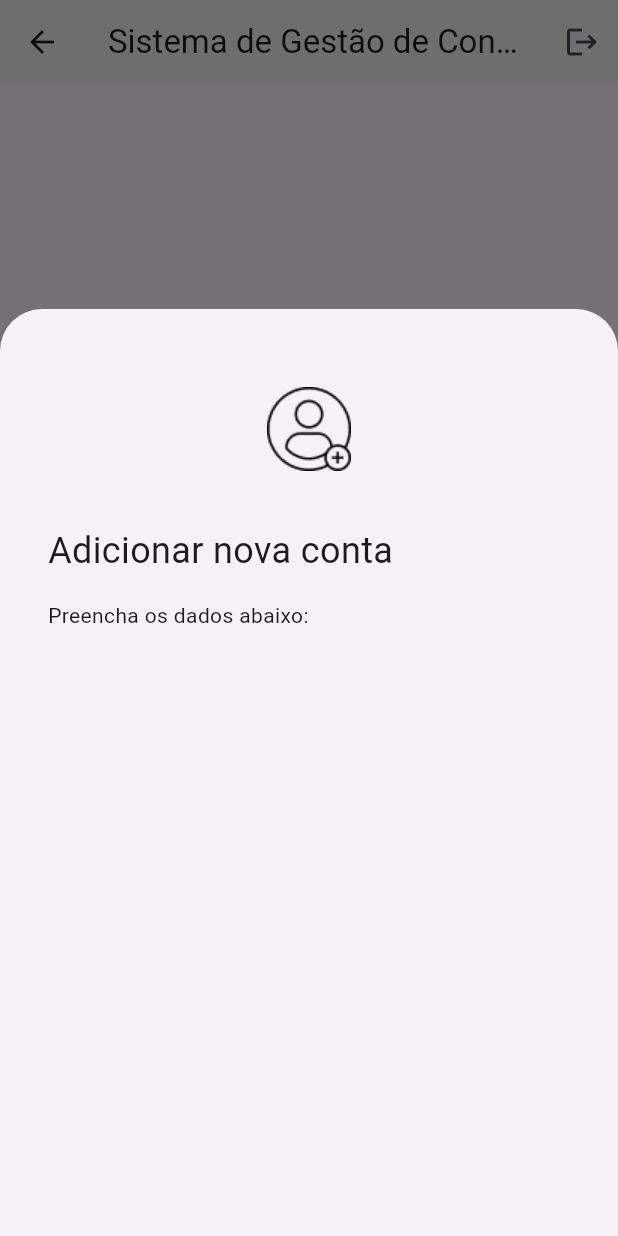
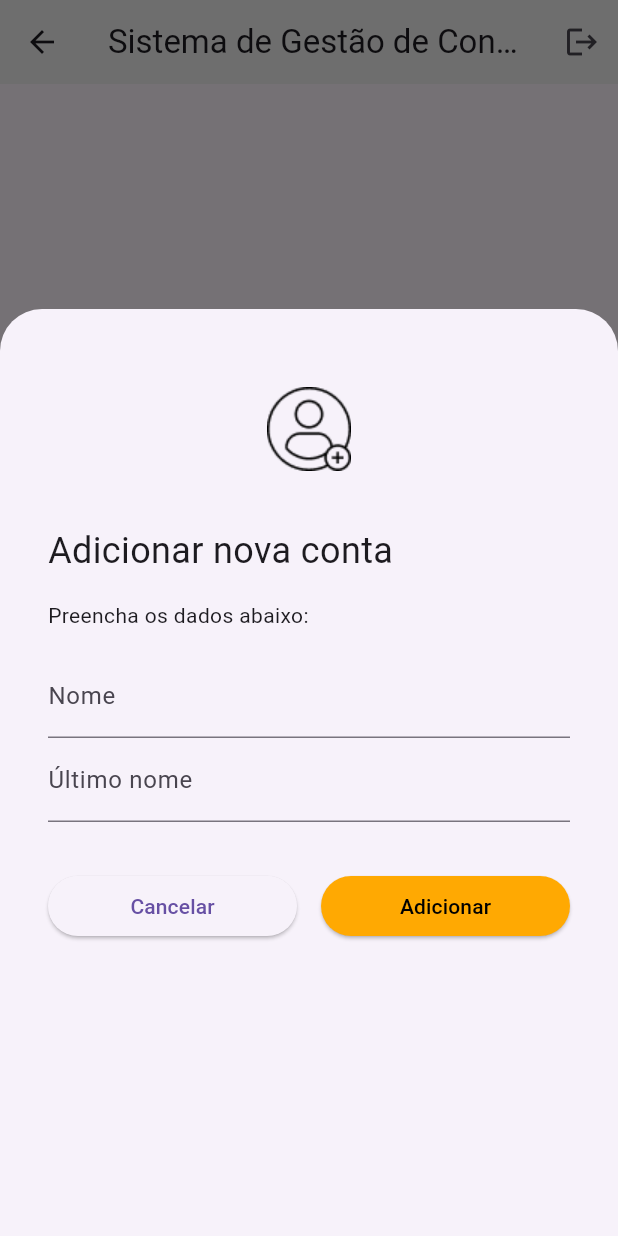
Before and after one commit to ricarthlima/dart_flutter_ahead, a Flutter app: the HomeScreen screen opened by its route, after a tap on the "add" icon, on a phone screen of 412 x 824 dp. Run offline on Flutter 3.47's test engine with Material 3 defaults, Android fonts, the phone set to English and light mode, and no system bars; network calls fail.

Commit message:
v4.2 - estilizando o formulário

```diff
--- a/lib/ui/widgets/account_upinsert_modal.dart
+++ b/lib/ui/widgets/account_upinsert_modal.dart
@@ -1,3 +1,4 @@
+import 'package:dart_flutter_ahead/ui/styles/colors.dart';
 import 'package:flutter/material.dart';
 
 class AccountUpinsertModal extends StatefulWidget {
@@ -12,7 +13,13 @@ class _AccountUpinsertModalState extends State<AccountUpinsertModal> {
   Widget build(BuildContext context) {
     return Container(
       height: MediaQuery.of(context).size.height * 0.75,
-      padding: const EdgeInsets.all(32),
+      padding: EdgeInsets.only(
+        top: 32,
+        left: 32,
+        right: 32,
+        bottom: MediaQuery.of(context).viewInsets.bottom,
+      ),
+      child: SingleChildScrollView(
         child: Column(
           crossAxisAlignment: CrossAxisAlignment.stretch,
           children: [
@@ -36,8 +43,59 @@ class _AccountUpinsertModalState extends State<AccountUpinsertModal> {
                 fontSize: 14,
               ),
             ),
+            const SizedBox(height: 16),
+            Form(
+              child: Column(
+                children: [
+                  TextFormField(
+                    decoration: const InputDecoration(
+                      label: Text("Nome"),
+                    ),
+                  ),
+                  TextFormField(
+                    decoration: const InputDecoration(
+                      label: Text("Último nome"),
+                    ),
+                  ),
+                  const SizedBox(height: 32),
+                  Row(
+                    children: [
+                      Expanded(
+                        child: ElevatedButton(
+                          onPressed: () {
+                            buttonCancelClicked();
+                          },
+                          child: const Text("Cancelar"),
+                        ),
+                      ),
+                      const SizedBox(width: 16),
+                      Expanded(
+                        child: ElevatedButton(
+                          onPressed: () {},
+                          style: const ButtonStyle(
+                            backgroundColor:
+                                WidgetStatePropertyAll(AppColors.orange),
+                          ),
+                          child: const Text(
+                            "Adicionar",
+                            style: TextStyle(color: Colors.black),
+                          ),
+                        ),
+                      ),
                     ],
+                  )
+                ],
+              ),
+            )
+          ],
+        ),
       ),
     );
   }
+
+  buttonCancelClicked() {
+    Navigator.pop(context);
   }
+
+  buttonSaveClicked() {}
+}
```
Lines whose indentation alone changed are shown as unchanged.
